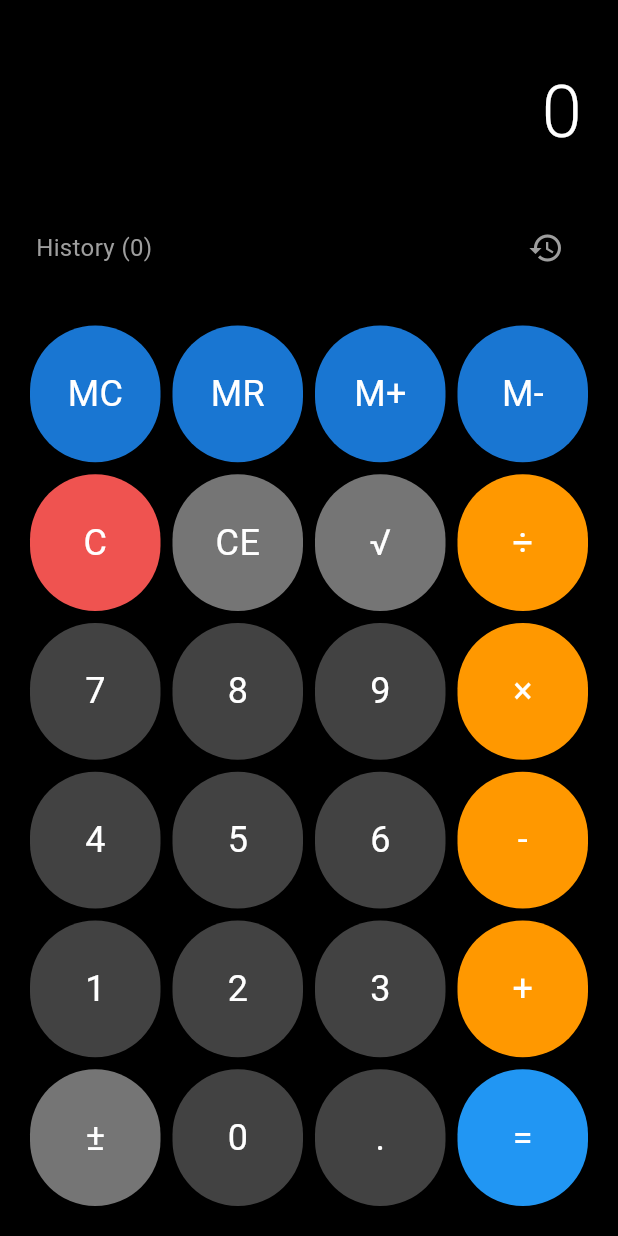
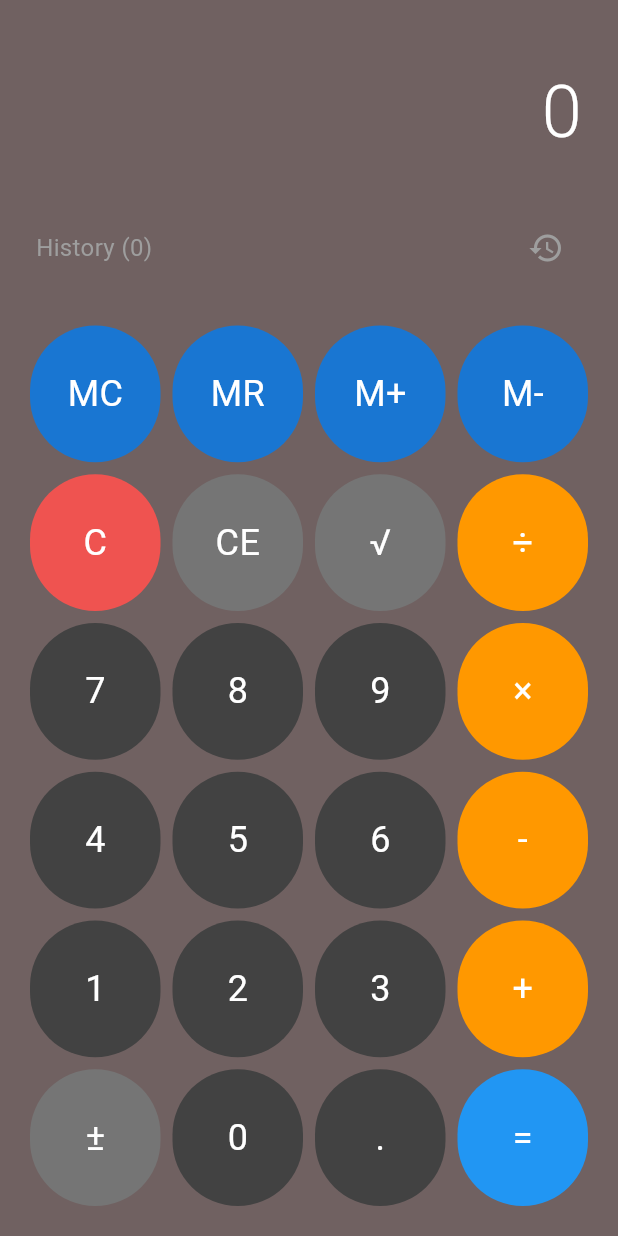
Before and after one commit to OkpePhillips/flutter_compile_camp, a Flutter app: the screen it shows after launch, on a phone screen of 412 x 824 dp. Run offline on Flutter 3.47's test engine with Material 3 defaults, Android fonts, the phone set to English and light mode, and no system bars.

```diff
--- a/calculator_app/lib/claculator_logic.dart
+++ b/calculator_app/lib/claculator_logic.dart
@@ -159,6 +159,7 @@ class CalculatorLogic {
       operation: null,
       shouldResetDisplay: true,
       history: newHistory,
+      lastExpression: expression,
     );
   }
 
--- a/calculator_app/lib/models/calculator_model.dart
+++ b/calculator_app/lib/models/calculator_model.dart
@@ -4,6 +4,7 @@ class CalculatorState {
   final String display;
   final double? currentValue;
   final double? previousValue;
+  final String? lastExpression;
   final String? operation;
   final bool shouldResetDisplay;
   final double memory;
@@ -13,6 +14,7 @@ class CalculatorState {
     this.display = "0",
     this.currentValue,
     this.previousValue,
+    this.lastExpression,
     this.operation,
     this.shouldResetDisplay = false,
     this.memory = 0,
@@ -23,6 +25,7 @@ class CalculatorState {
     String? display,
     double? currentValue,
     double? previousValue,
+    String? lastExpression,
     String? operation,
     bool? shouldResetDisplay,
     double? memory,
@@ -32,6 +35,7 @@ class CalculatorState {
       display: display ?? this.display,
       currentValue: currentValue ?? this.currentValue,
       previousValue: previousValue ?? this.previousValue,
+      lastExpression: lastExpression ?? this.lastExpression,
       operation: operation ?? this.operation,
       shouldResetDisplay: shouldResetDisplay ?? this.shouldResetDisplay,
       memory: memory ?? this.memory,
--- a/calculator_app/lib/widgets/calculator_widget.dart
+++ b/calculator_app/lib/widgets/calculator_widget.dart
@@ -1,4 +1,3 @@
-import 'dart:math' as math;
 import 'package:calculator_app/claculator_logic.dart';
 import 'package:calculator_app/models/calculator_model.dart';
 import 'package:flutter/material.dart';
@@ -89,7 +88,7 @@ class _CalculatorAppState extends State<CalculatorApp> {
   @override
   Widget build(BuildContext context) {
     return Scaffold(
-      backgroundColor: Colors.black,
+      backgroundColor: const Color.fromARGB(255, 112, 97, 97),
       body: SafeArea(
         child: Column(
           children: [
@@ -133,9 +132,14 @@ class _CalculatorAppState extends State<CalculatorApp> {
           SizedBox(height: 8),
 
           // Current operation display
-          if (_state.operation != null && _state.previousValue != null)
+          if (_state.lastExpression != null)
             Text(
-              "${CalculatorLogic.formatDisplay(_state.previousValue!)} ${_state.operation}",
+              _state.lastExpression!,
+              style: TextStyle(color: Colors.grey, fontSize: 20),
+            )
+          else if (_state.previousValue != null && _state.operation != null)
+            Text(
+              "${CalculatorLogic.formatDisplay(_state.previousValue!)} ${_state.operation} ${_state.shouldResetDisplay ? '' : _state.display}",
               style: TextStyle(color: Colors.grey, fontSize: 20),
             ),
 
```
Also changed, not shown: 1 other file.
